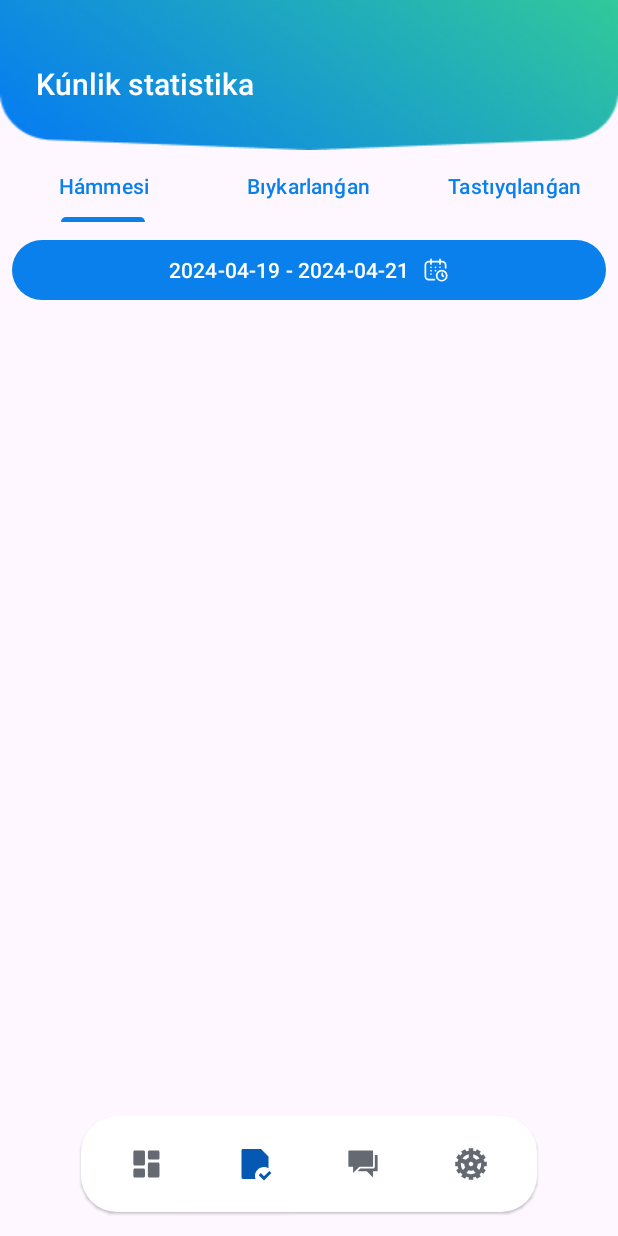
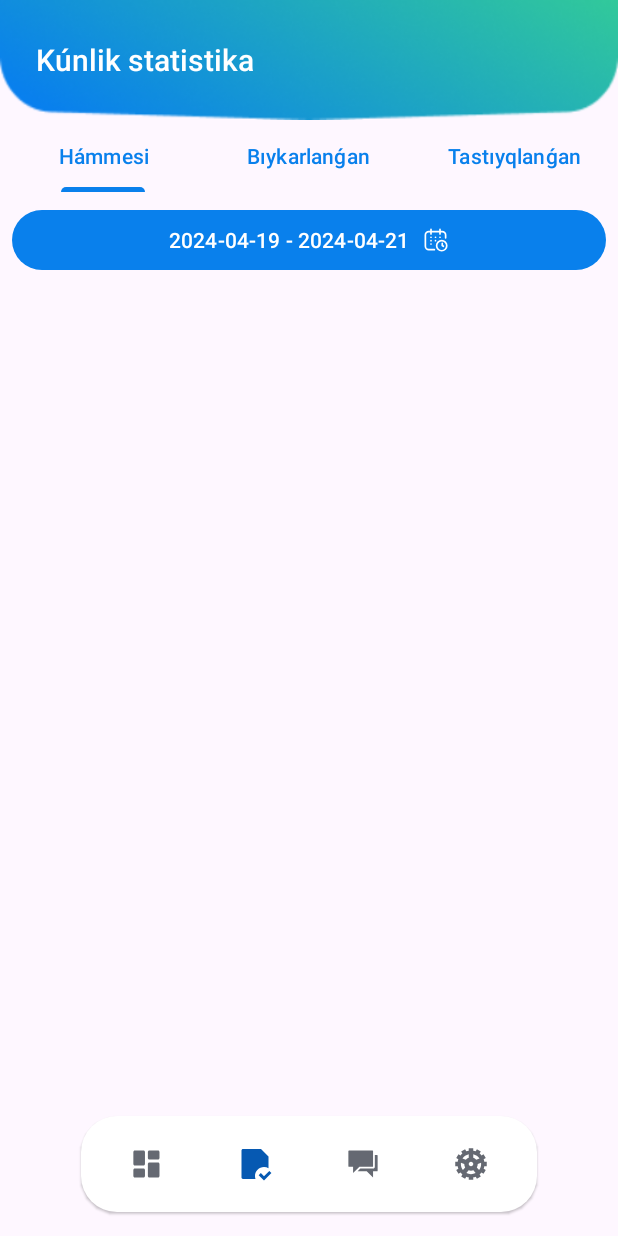
Before and after one commit to theberdakh/Suvchi, an Android app: the fragment MainFragment placed in its activity, item 2 of the bottom bar chosen, on a phone screen of 412 x 824 dp. Run offline under Robolectric (Android 15) with nearby library versions, the phone set to English and light mode, and no system bars; our stand-ins replace paging; libraries missing offline, so code that uses them is left out: com.github.mikephil.charting, com.patrykandpatrick.vico; network calls fail; 43 statements that could not run were skipped.

Commit message:
add change header gradient in top bar

```diff
--- a/app/src/main/java/com/theberdakh/suvchi/ui/main/MainFragment.kt
+++ b/app/src/main/java/com/theberdakh/suvchi/ui/main/MainFragment.kt
@@ -76,6 +76,7 @@ class MainFragment : Fragment() {
                         val firstName = LocalPreferences().getUserData().firstName
                         val lastName = LocalPreferences().getUserData().lastName
                         binding.toolbar.show()
+                        binding.appBarLayout.setBackgroundResource(R.drawable.header_rectangle)
                         binding.profileInfo.hide()
                         binding.toolbar.title =  getString(R.string.profile_name, firstName, lastName)
                         DashboardFragment()
@@ -83,16 +84,19 @@ class MainFragment : Fragment() {
                     1 -> {
                         binding.toolbar.show()
                         binding.profileInfo.hide()
+                        binding.appBarLayout.setBackgroundResource(R.drawable.header_rectangle_collapsed)
                         binding.toolbar.setTitle(R.string.daily_statistics)
                         StatisticsFragment()
                     }
                     2 -> {
                         binding.toolbar.show()
                         binding.profileInfo.hide()
+                        binding.appBarLayout.setBackgroundResource(R.drawable.header_rectangle_collapsed)
                         binding.toolbar.setTitle(getString(R.string.messages))
                         MessageFragment()
                     }
                     else -> {
+                        binding.appBarLayout.setBackgroundResource(R.drawable.header_rectangle)
                         binding.toolbar.hide()
                         binding.profileInfo.show()
                         implementProfileInfo()
@@ -129,6 +133,7 @@ class MainFragment : Fragment() {
         val firstName = LocalPreferences().getUserData().firstName
         val lastName = LocalPreferences().getUserData().lastName
 
+        binding.appBarLayout.setBackgroundResource(R.drawable.header_rectangle)
         binding.toolbar.title = "$firstName $lastName"
         binding.profileInfo.hide()
 
--- a/app/src/main/res/layout/fragment_main.xml
+++ b/app/src/main/res/layout/fragment_main.xml
@@ -18,9 +18,7 @@
             android:id="@+id/toolbar"
             android:layout_width="match_parent"
             android:layout_height="wrap_content"
-            android:layout_marginTop="16dp"
             android:backgroundTint="@android:color/transparent"
-            app:layout_scrollFlags="scroll|exitUntilCollapsed|snap"
             app:title="@string/app_name"
             app:titleTextAppearance="?textAppearanceSearchResultTitle"
             app:titleTextColor="@color/white" />
```
Also changed, not shown: app/src/main/res/layout/fragment_day.xml (+15 -6 lines), app/src/main/res/drawable/header_rectangle_collapsed.png (added).
